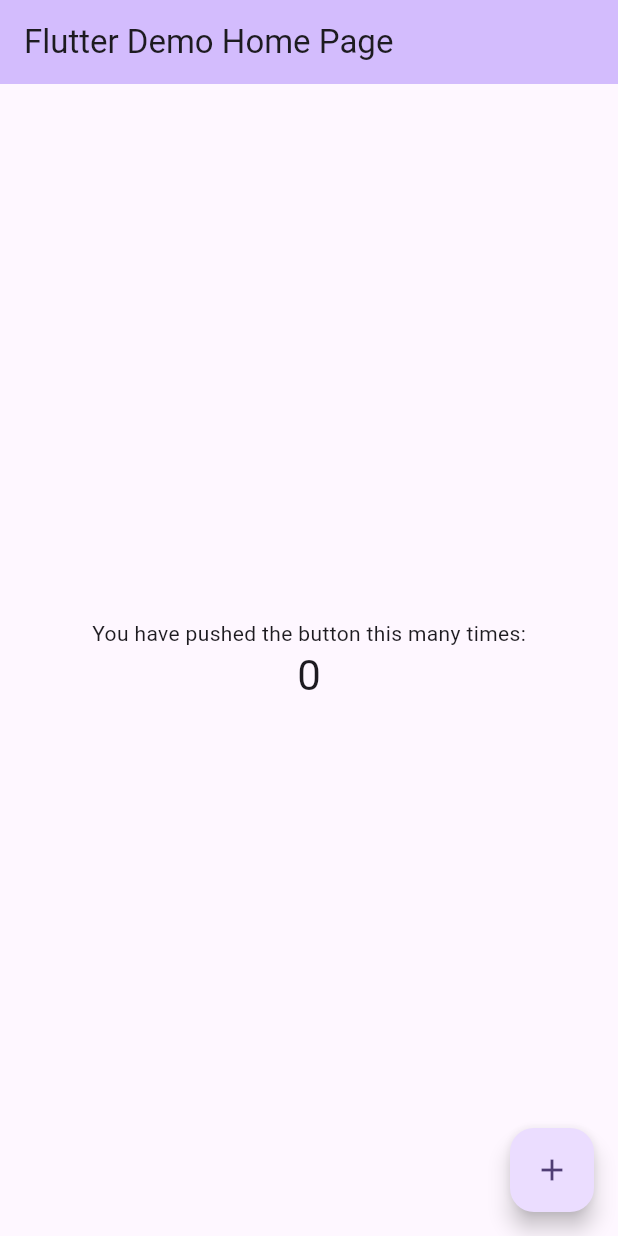
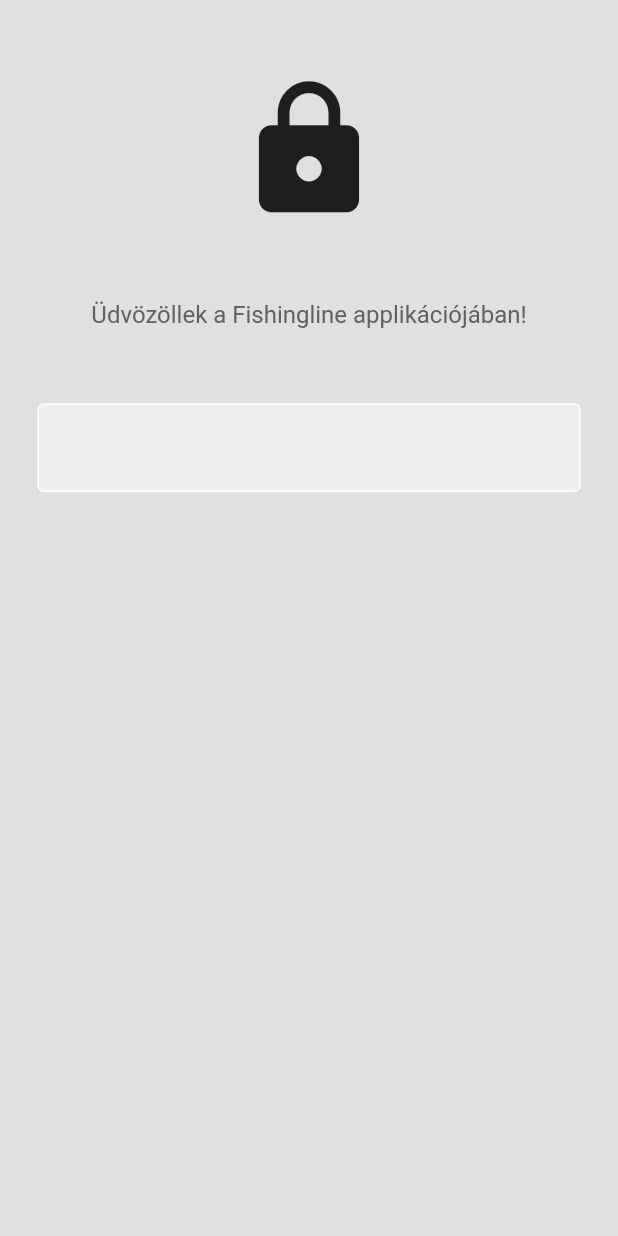
Before and after one commit to nikkeisadev/Fishingline, a Flutter app: the screen it shows after launch, on a phone screen of 412 x 824 dp. Run offline on Flutter 3.47's test engine with Material 2 defaults, Android fonts, the phone set to English and light mode, and no system bars.

Commit message:
Started designing the Login page. :lock:

```diff
--- a/main/fishingline/lib/main.dart
+++ b/main/fishingline/lib/main.dart
@@ -1,125 +1,18 @@
 import 'package:flutter/material.dart';
+import 'pages/login.dart';
 
-void main() {
+void main(){
   runApp(const MyApp());
 }
 
-class MyApp extends StatelessWidget {
+class MyApp extends StatelessWidget{
   const MyApp({super.key});
 
-  // This widget is the root of your application.
   @override
-  Widget build(BuildContext context) {
-    return MaterialApp(
-      title: 'Flutter Demo',
-      theme: ThemeData(
-        // This is the theme of your application.
-        //
-        // TRY THIS: Try running your application with "flutter run". You'll see
-        // the application has a blue toolbar. Then, without quitting the app,
-        // try changing the seedColor in the colorScheme below to Colors.green
-        // and then invoke "hot reload" (save your changes or press the "hot
-        // reload" button in a Flutter-supported IDE, or press "r" if you used
-        // the command line to start the app).
-        //
-        // Notice that the counter didn't reset back to zero; the application
-        // state is not lost during the reload. To reset the state, use hot
-        // restart instead.
-        //
-        // This works for code too, not just values: Most code changes can be
-        // tested with just a hot reload.
-        colorScheme: ColorScheme.fromSeed(seedColor: Colors.deepPurple),
-        useMaterial3: true,
-      ),
-      home: const MyHomePage(title: 'Flutter Demo Home Page'),
+  Widget build(BuildContext context){
+    return const MaterialApp(
+      debugShowCheckedModeBanner: false,
+      home: Login(),
     );
   }
 }
-
-class MyHomePage extends StatefulWidget {
-  const MyHomePage({super.key, required this.title});
-
-  // This widget is the home page of your application. It is stateful, meaning
-  // that it has a State object (defined below) that contains fields that affect
-  // how it looks.
-
-  // This class is the configuration for the state. It holds the values (in this
-  // case the title) provided by the parent (in this case the App widget) and
-  // used by the build method of the State. Fields in a Widget subclass are
-  // always marked "final".
-
-  final String title;
-
-  @override
-  State<MyHomePage> createState() => _MyHomePageState();
-}
-
-class _MyHomePageState extends State<MyHomePage> {
-  int _counter = 0;
-
-  void _incrementCounter() {
-    setState(() {
-      // This call to setState tells the Flutter framework that something has
-      // changed in this State, which causes it to rerun the build method below
-      // so that the display can reflect the updated values. If we changed
-      // _counter without calling setState(), then the build method would not be
-      // called again, and so nothing would appear to happen.
-      _counter++;
-    });
-  }
-
-  @override
-  Widget build(BuildContext context) {
-    // This method is rerun every time setState is called, for instance as done
-    // by the _incrementCounter method above.
-    //
-    // The Flutter framework has been optimized to make rerunning build methods
-    // fast, so that you can just rebuild anything that needs updating rather
-    // than having to individually change instances of widgets.
-    return Scaffold(
-      appBar: AppBar(
-        // TRY THIS: Try changing the color here to a specific color (to
-        // Colors.amber, perhaps?) and trigger a hot reload to see the AppBar
-        // change color while the other colors stay the same.
-        backgroundColor: Theme.of(context).colorScheme.inversePrimary,
-        // Here we take the value from the MyHomePage object that was created by
-        // the App.build method, and use it to set our appbar title.
-        title: Text(widget.title),
-      ),
-      body: Center(
-        // Center is a layout widget. It takes a single child and positions it
-        // in the middle of the parent.
-        child: Column(
-          // Column is also a layout widget. It takes a list of children and
-          // arranges them vertically. By default, it sizes itself to fit its
-          // children horizontally, and tries to be as tall as its parent.
-          //
-          // Column has various properties to control how it sizes itself and
-          // how it positions its children. Here we use mainAxisAlignment to
-          // center the children vertically; the main axis here is the vertical
-          // axis because Columns are vertical (the cross axis would be
-          // horizontal).
-          //
-          // TRY THIS: Invoke "debug painting" (choose the "Toggle Debug Paint"
-          // action in the IDE, or press "p" in the console), to see the
-          // wireframe for each widget.
-          mainAxisAlignment: MainAxisAlignment.center,
-          children: <Widget>[
-            const Text(
-              'You have pushed the button this many times:',
-            ),
-            Text(
-              '$_counter',
-              style: Theme.of(context).textTheme.headlineMedium,
-            ),
-          ],
-        ),
-      ),
-      floatingActionButton: FloatingActionButton(
-        onPressed: _incrementCounter,
-        tooltip: 'Increment',
-        child: const Icon(Icons.add),
-      ), // This trailing comma makes auto-formatting nicer for build methods.
-    );
-  }
-}
--- /dev/null
+++ b/main/fishingline/lib/pages/login.dart
@@ -0,0 +1,67 @@
+import 'package:flutter/material.dart';
+
+class Login extends StatelessWidget{
+  const Login({super.key});
+
+  @override
+  Widget build(BuildContext context){
+    return Scaffold(
+      backgroundColor: Colors.grey[300],
+      body: SafeArea(
+        child:
+          Center(
+            child: Column(children: [
+              //Logo.
+              const SizedBox(height: 50),
+
+              const Icon(
+                Icons.lock,
+                size: 100,
+              ),
+
+              const SizedBox(height: 50),
+              //Welcome back text.
+              Text(
+                'Üdvözöllek a Fishingline applikációjában!',
+                style: TextStyle(
+                  color: Colors.grey[700],
+                  fontSize: 16
+                ),
+              ),
+
+              const SizedBox(height: 50),
+              //Username textfield.
+              Padding(
+                padding: const EdgeInsets.symmetric(horizontal: 25.0),
+                child: TextField(
+                  decoration: InputDecoration(
+                    enabledBorder: OutlineInputBorder(
+                      borderSide: BorderSide(color: Colors.white),
+                    ),
+                    focusedBorder: OutlineInputBorder(
+                      borderSide: BorderSide(color: Colors.grey.shade400),
+                    ),
+                    fillColor: Colors.grey.shade200,
+                    filled: true,
+                  ),
+                ),
+              ),
+
+              //Password textfield.
+
+              //Forgot password.
+
+              //Continue with [options]...
+
+              //Google + Apple sign in options.
+
+              //Registration option.
+
+
+            ],
+                  ),
+          ),
+      ),
+    );
+  }
+}
--- a/main/fishingline/pubspec.yaml
+++ b/main/fishingline/pubspec.yaml
@@ -59,8 +59,8 @@
   uses-material-design: true
 
   # To add assets to your application, add an assets section, like this:
-  # assets:
-  #   - images/a_dot_burr.jpeg
+assets:
+- lib/resources/images
   #   - images/a_dot_ham.jpeg
 
   # An image asset can refer to one or more resolution-specific "variants", see
```
